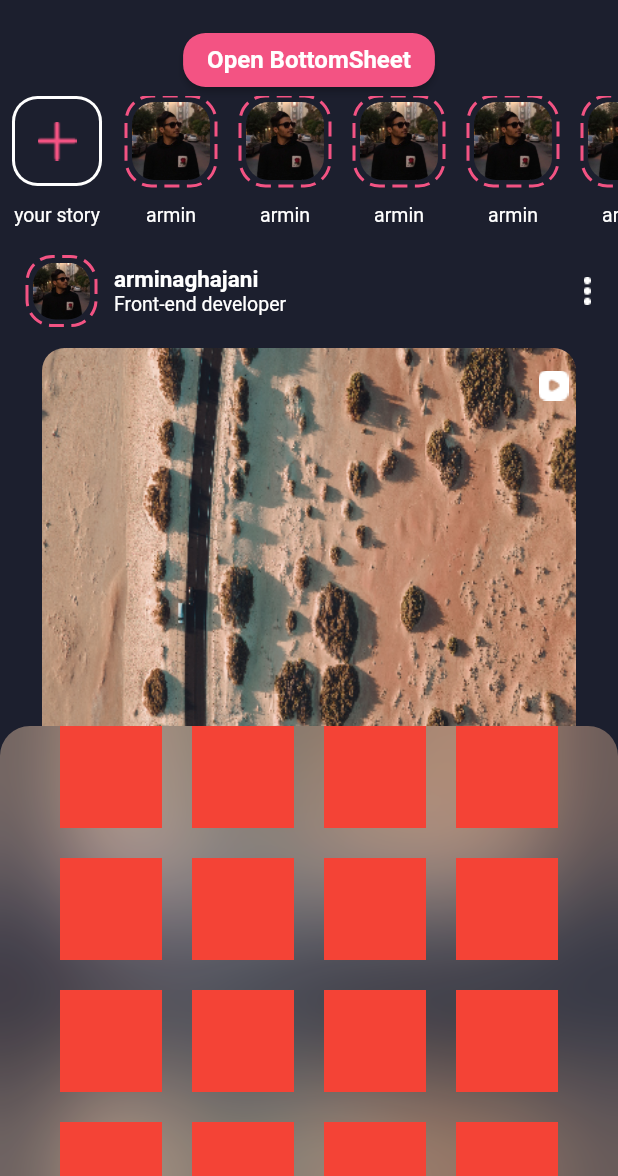
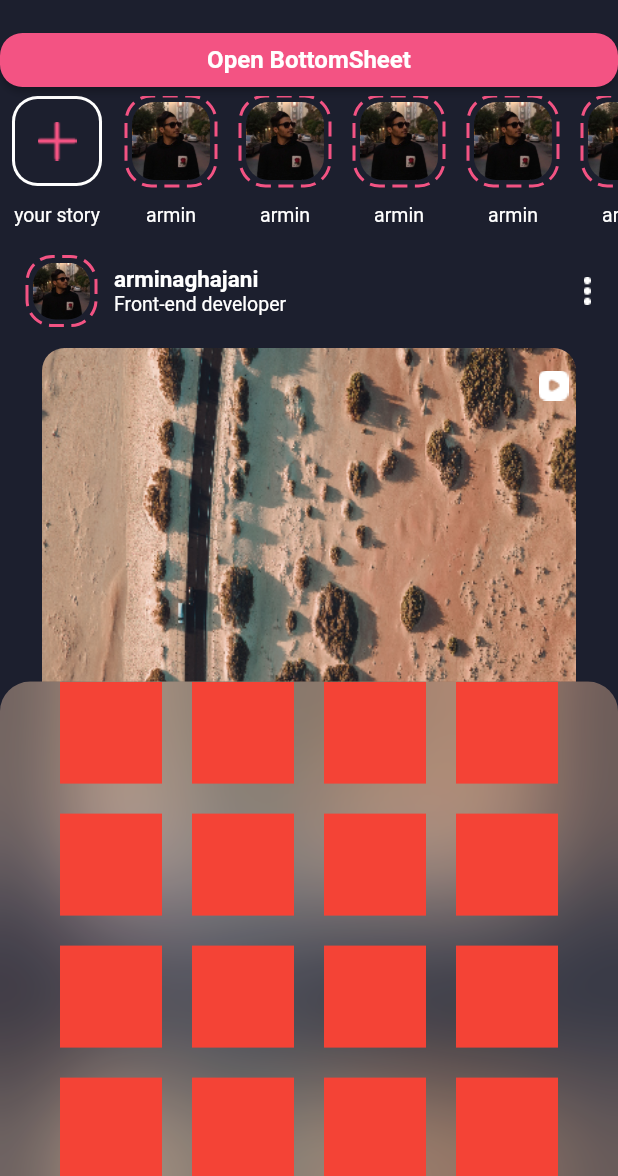
Before and after one commit to rminaghajani/instagram_application, a Flutter app: the screen it shows after launch, after a tap on "Open BottomSheet", on a phone screen of 412 x 824 dp, the part 60-1236 px from its top. Run offline on Flutter 3.47's test engine with Material 2 defaults, Android fonts, the phone set to English and light mode, and no system bars; drawn by our look-alikes of dotted_border; Roboto replaces fonts that are missing (GB, GR).

Commit message:
home screen updated with slivers

```diff
--- a/lib/screens/home_screen.dart
+++ b/lib/screens/home_screen.dart
@@ -30,25 +30,60 @@ class HomeScreen extends StatelessWidget {
           )
         ],
       ),
-      body: SingleChildScrollView(
-        child: Column(
-          children: [
-            ElevatedButton(
+      body: CustomScrollView(
+        slivers: [
+          SliverToBoxAdapter(
+            child: ElevatedButton(
               onPressed: () {
                 showModalBottomSheet(
                     barrierColor: Colors.transparent,
                     backgroundColor: Colors.transparent,
                     context: context,
+                    isScrollControlled: true,
                     builder: (BuildContext context) {
-                      return BottomSheetDesign();
+                      return Padding(
+                        padding: EdgeInsets.only(
+                          bottom: MediaQuery.of(context).viewInsets.bottom,
+                        ),
+                        child: DraggableScrollableSheet(
+                          initialChildSize: 0.4,
+                          minChildSize: 0.2,
+                          maxChildSize: 0.7,
+                          builder: (context, controller) {
+                            return BottomSheetDesign(
+                              controller: controller,
+                            );
+                          },
+                        ),
+                      );
                     });
               },
               child: Text('Open BottomSheet'),
             ),
-            _getSotryList(),
-            _getPostList(),
-          ],
-        ),
+          ),
+          SliverToBoxAdapter(
+            child: _getSotryList(),
+          ),
+          SliverList(
+            delegate: SliverChildBuilderDelegate(
+              (context, index) {
+                return Column(
+                  children: [
+                    SizedBox(
+                      height: 20,
+                    ),
+                    _getHeaderOfPost(context),
+                    SizedBox(
+                      height: 15,
+                    ),
+                    _getBodyOfPost(context),
+                  ],
+                );
+              },
+              childCount: 30,
+            ),
+          )
+        ],
       ),
     );
   }
@@ -268,27 +303,27 @@ class HomeScreen extends StatelessWidget {
     );
   }
 
-  Widget _getPostList() {
-    return ListView.builder(
-      physics: NeverScrollableScrollPhysics(),
-      shrinkWrap: true,
-      itemBuilder: (context, index) {
-        return Column(
-          children: [
-            SizedBox(
-              height: 20,
-            ),
-            _getHeaderOfPost(context),
-            SizedBox(
-              height: 15,
-            ),
-            _getBodyOfPost(context),
-          ],
-        );
-      },
-      itemCount: 9,
-    );
-  }
+  // Widget _getPostList() {
+  //   return ListView.builder(
+  //     physics: NeverScrollableScrollPhysics(),
+  //     shrinkWrap: true,
+  //     itemBuilder: (context, index) {
+  //       return Column(
+  //         children: [
+  //           SizedBox(
+  //             height: 20,
+  //           ),
+  //           _getHeaderOfPost(context),
+  //           SizedBox(
+  //             height: 15,
+  //           ),
+  //           _getBodyOfPost(context),
+  //         ],
+  //       );
+  //     },
+  //     itemCount: 9,
+  //   );
+  // }
 
   Widget _getSotryList() {
     return Container(
```
